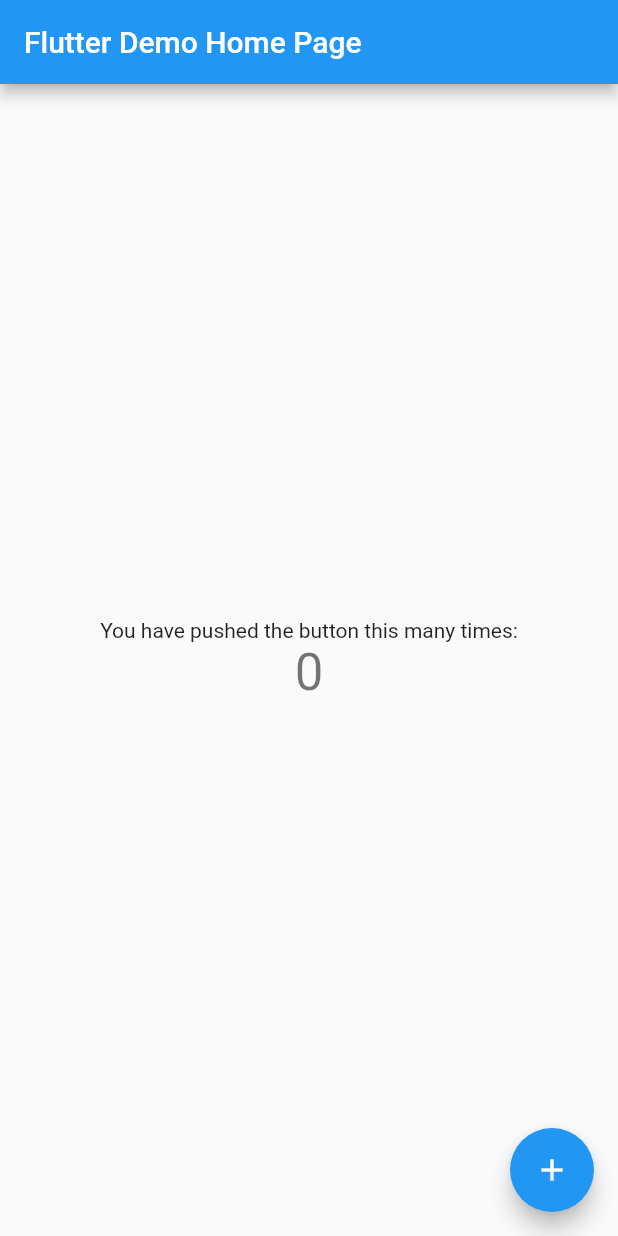
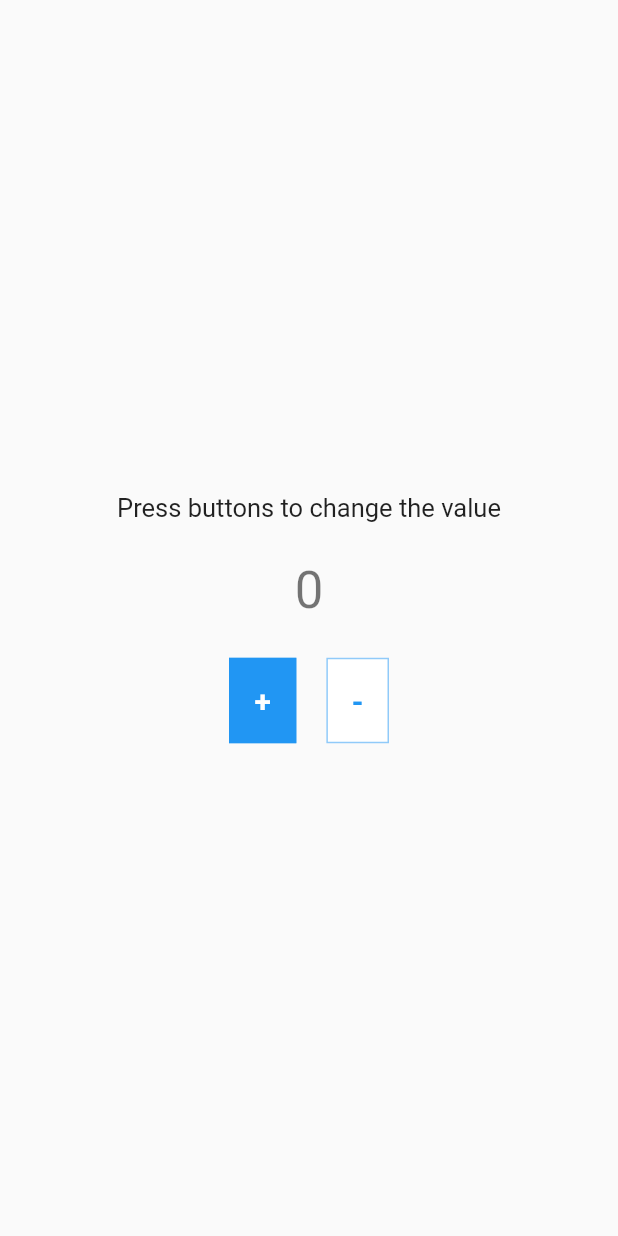
Before and after one commit to vietnguyenhoangw/Flutter-CounterApp, a Flutter app: the screen it shows after launch, on a phone screen of 412 x 824 dp. Run offline on Flutter 3.47's test engine with Material 2 defaults, Android fonts, the phone set to English and light mode, and no system bars.

Commit message:
Create UI and do default count :rocket:

```diff
--- /dev/null
+++ b/lib/counter_screen.dart
@@ -0,0 +1,96 @@
+import 'dart:ui';
+
+import 'package:flutter/material.dart';
+
+class CounterScreen extends StatefulWidget {
+  CounterScreen({Key key, this.title}) : super(key: key);
+  final String title;
+
+  @override
+  CounterScreenState createState() => CounterScreenState();
+}
+
+class CounterScreenState extends State<CounterScreen> {
+  int _value = 0;
+
+  void increase() {
+    setState(() {
+      _value++;
+    });
+  }
+
+  void decrease() {
+    setState(() {
+      _value--;
+    });
+  }
+
+  @override
+  Widget build(BuildContext context) {
+    return Center(
+      child: Column(
+        mainAxisAlignment: MainAxisAlignment.center,
+        children: <Widget>[
+          Text(
+            'Press buttons to change the value',
+            style: TextStyle(fontSize: 17),
+          ),
+          Container(
+            margin: EdgeInsets.all(25),
+            child: Text(
+              _value.toString(),
+              style: Theme.of(context).textTheme.headline4,
+            ),
+          ),
+          FittedBox(
+            child: Row(
+              children: [
+                GestureDetector(
+                  onTap: increase,
+                  child: Container(
+                    padding: EdgeInsets.all(16),
+                    decoration: BoxDecoration(
+                      color: Colors.blue,
+                      shape: BoxShape.rectangle,
+                      border: Border.all(
+                        color: Colors.blue.withOpacity(.5),
+                      ),
+                    ),
+                    child: Text(
+                      '+',
+                      style: TextStyle(
+                          fontWeight: FontWeight.bold,
+                          color: Colors.white,
+                          fontSize: 20),
+                    ),
+                  ),
+                ),
+                SizedBox(width: 20),
+                GestureDetector(
+                  onTap: decrease,
+                  child: Container(
+                    padding: EdgeInsets.all(16),
+                    decoration: BoxDecoration(
+                      color: Colors.white,
+                      shape: BoxShape.rectangle,
+                      border: Border.all(
+                        color: Colors.blue.withOpacity(.5),
+                      ),
+                    ),
+                    child: Text(
+                      '-',
+                      style: TextStyle(
+                          fontWeight: FontWeight.bold,
+                          color: Colors.blue,
+                          fontSize: 20),
+                    ),
+                  ),
+                )
+              ],
+            ),
+          )
+        ],
+      ),
+    );
+  }
+}
--- a/lib/main.dart
+++ b/lib/main.dart
@@ -1,3 +1,4 @@
+import 'package:CounterApp/counter_screen.dart';
 import 'package:flutter/material.dart';
 
 void main() {
@@ -11,19 +12,7 @@ class MyApp extends StatelessWidget {
     return MaterialApp(
       title: 'Flutter Demo',
       theme: ThemeData(
-        // This is the theme of your application.
-        //
-        // Try running your application with "flutter run". You'll see the
-        // application has a blue toolbar. Then, without quitting the app, try
-        // changing the primarySwatch below to Colors.green and then invoke
-        // "hot reload" (press "r" in the console where you ran "flutter run",
-        // or simply save your changes to "hot reload" in a Flutter IDE).
-        // Notice that the counter didn't reset back to zero; the application
-        // is not restarted.
         primarySwatch: Colors.blue,
-        // This makes the visual density adapt to the platform that you run
-        // the app on. For desktop platforms, the controls will be smaller and
-        // closer together (more dense) than on mobile platforms.
         visualDensity: VisualDensity.adaptivePlatformDensity,
       ),
       home: MyHomePage(title: 'Flutter Demo Home Page'),
@@ -33,16 +22,6 @@ class MyApp extends StatelessWidget {
 
 class MyHomePage extends StatefulWidget {
   MyHomePage({Key key, this.title}) : super(key: key);
-
-  // This widget is the home page of your application. It is stateful, meaning
-  // that it has a State object (defined below) that contains fields that affect
-  // how it looks.
-
-  // This class is the configuration for the state. It holds the values (in this
-  // case the title) provided by the parent (in this case the App widget) and
-  // used by the build method of the State. Fields in a Widget subclass are
-  // always marked "final".
-
   final String title;
 
   @override
@@ -50,68 +29,10 @@ class MyHomePage extends StatefulWidget {
 }
 
 class _MyHomePageState extends State<MyHomePage> {
-  int _counter = 0;
-
-  void _incrementCounter() {
-    setState(() {
-      // This call to setState tells the Flutter framework that something has
-      // changed in this State, which causes it to rerun the build method below
-      // so that the display can reflect the updated values. If we changed
-      // _counter without calling setState(), then the build method would not be
-      // called again, and so nothing would appear to happen.
-      _counter++;
-    });
-  }
-
   @override
   Widget build(BuildContext context) {
-    // This method is rerun every time setState is called, for instance as done
-    // by the _incrementCounter method above.
-    //
-    // The Flutter framework has been optimized to make rerunning build methods
-    // fast, so that you can just rebuild anything that needs updating rather
-    // than having to individually change instances of widgets.
     return Scaffold(
-      appBar: AppBar(
-        // Here we take the value from the MyHomePage object that was created by
-        // the App.build method, and use it to set our appbar title.
-        title: Text(widget.title),
-      ),
-      body: Center(
-        // Center is a layout widget. It takes a single child and positions it
-        // in the middle of the parent.
-        child: Column(
-          // Column is also a layout widget. It takes a list of children and
-          // arranges them vertically. By default, it sizes itself to fit its
-          // children horizontally, and tries to be as tall as its parent.
-          //
-          // Invoke "debug painting" (press "p" in the console, choose the
-          // "Toggle Debug Paint" action from the Flutter Inspector in Android
-          // Studio, or the "Toggle Debug Paint" command in Visual Studio Code)
-          // to see the wireframe for each widget.
-          //
-          // Column has various properties to control how it sizes itself and
-          // how it positions its children. Here we use mainAxisAlignment to
-          // center the children vertically; the main axis here is the vertical
-          // axis because Columns are vertical (the cross axis would be
-          // horizontal).
-          mainAxisAlignment: MainAxisAlignment.center,
-          children: <Widget>[
-            Text(
-              'You have pushed the button this many times:',
-            ),
-            Text(
-              '$_counter',
-              style: Theme.of(context).textTheme.headline4,
-            ),
-          ],
-        ),
-      ),
-      floatingActionButton: FloatingActionButton(
-        onPressed: _incrementCounter,
-        tooltip: 'Increment',
-        child: Icon(Icons.add),
-      ), // This trailing comma makes auto-formatting nicer for build methods.
+      body: CounterScreen(),
     );
   }
 }
```
Also changed, not shown: 1 other file.
